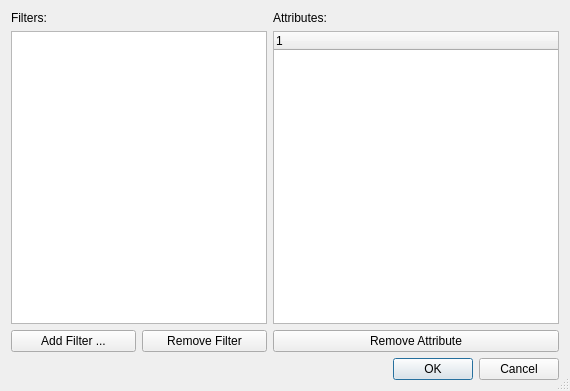
Before: the Qt Designer form Helpviewer/QtHelpFiltersDialog.ui in testmana2/test, drawn with Qt 5.
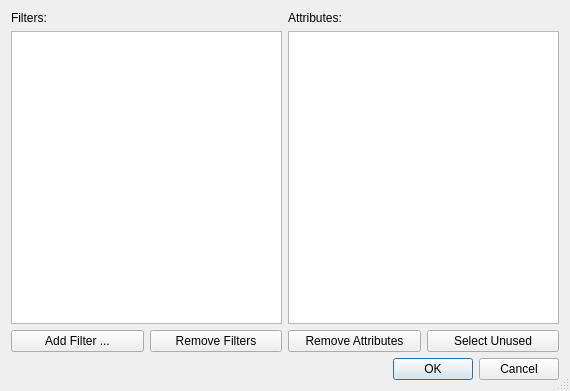
After: the same form once the commit is applied.

Commit message: Improved the QtHelp management dialogs a little bit to make maintenance a bit easier.

```diff
--- a/Helpviewer/QtHelpFiltersDialog.ui
+++ b/Helpviewer/QtHelpFiltersDialog.ui
@@ -19,14 +19,14 @@
   <layout class="QVBoxLayout" name="verticalLayout">
    <item>
     <layout class="QGridLayout" name="gridLayout">
-     <item row="0" column="0">
+     <item row="0" column="0" colspan="2">
       <widget class="QLabel" name="label">
        <property name="text">
         <string>Filters:</string>
        </property>
       </widget>
      </item>
-     <item row="0" column="2">
+     <item row="0" column="2" colspan="2">
       <widget class="QLabel" name="label_2">
        <property name="text">
         <string>Attributes:</string>
@@ -34,13 +34,35 @@
       </widget>
      </item>
      <item row="1" column="0" colspan="2">
-      <widget class="QListWidget" name="filtersList"/>
+      <widget class="QListWidget" name="filtersList">
+       <property name="alternatingRowColors">
+        <bool>true</bool>
+       </property>
+       <property name="selectionMode">
+        <enum>QAbstractItemView::ExtendedSelection</enum>
+       </property>
+       <property name="sortingEnabled">
+        <bool>true</bool>
+       </property>
+      </widget>
      </item>
-     <item row="1" column="2">
+     <item row="1" column="2" colspan="2">
       <widget class="QTreeWidget" name="attributesList">
+       <property name="alternatingRowColors">
+        <bool>true</bool>
+       </property>
+       <property name="selectionMode">
+        <enum>QAbstractItemView::ExtendedSelection</enum>
+       </property>
        <property name="rootIsDecorated">
         <bool>false</bool>
        </property>
+       <property name="sortingEnabled">
+        <bool>true</bool>
+       </property>
+       <property name="headerHidden">
+        <bool>true</bool>
+       </property>
        <column>
         <property name="text">
          <string>1</string>
@@ -64,7 +86,7 @@
         <string>Press to remove the selected filter</string>
        </property>
        <property name="text">
-        <string>Remove Filter</string>
+        <string>Remove Filters</string>
        </property>
       </widget>
      </item>
@@ -74,7 +96,17 @@
         <string>Press to remove the selected attribute</string>
        </property>
        <property name="text">
-        <string>Remove Attribute</string>
+        <string>Remove Attributes</string>
+       </property>
+      </widget>
+     </item>
+     <item row="2" column="3">
+      <widget class="QPushButton" name="unusedAttributesButton">
+       <property name="statusTip">
+        <string>Press to select all unused attributes</string>
+       </property>
+       <property name="text">
+        <string>Select Unused</string>
        </property>
       </widget>
      </item>
```
Left out of the diff: 7 changed lines with no effect on the pictures. The commit also changes 24 other files.
